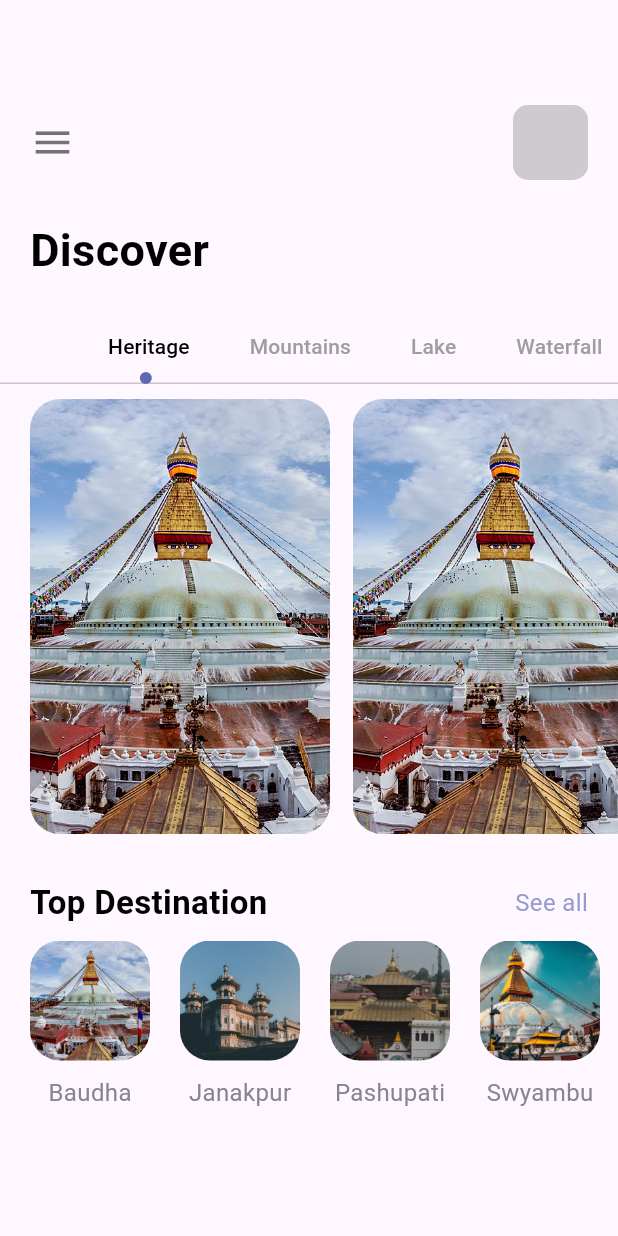
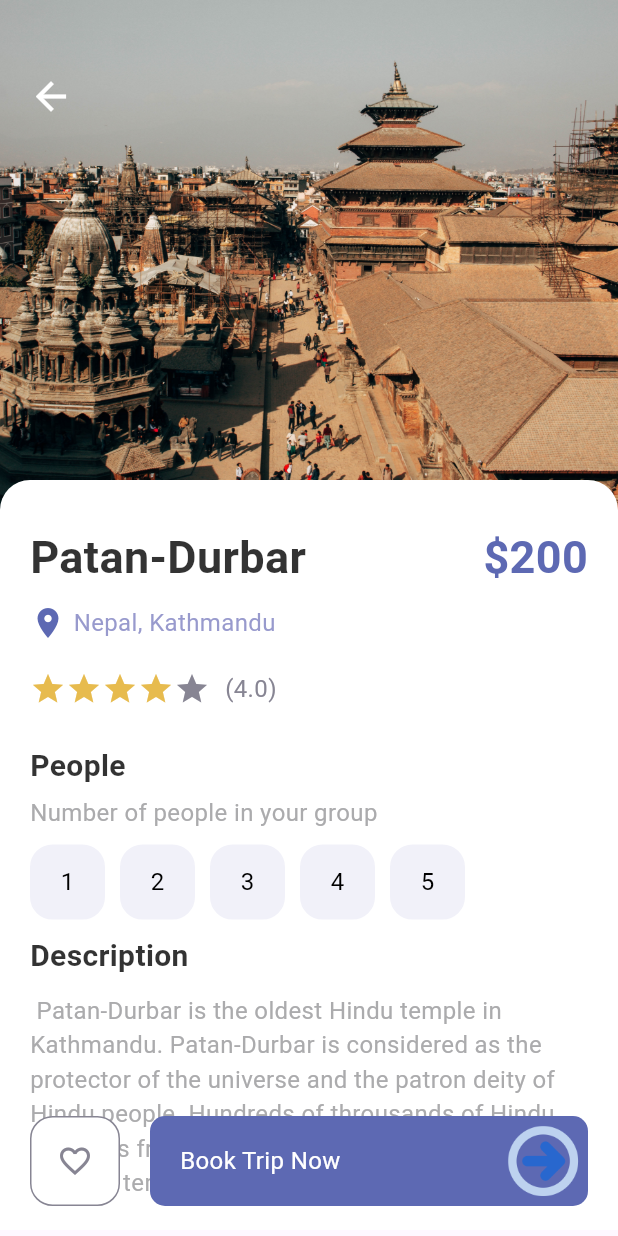
Before and after one commit to JUST9N1/TravelPlanning, a Flutter app: the screen it shows after launch, on a phone screen of 412 x 824 dp. Run offline on Flutter 3.47's test engine with Material 2 defaults, Android fonts, the phone set to English and light mode, and no system bars; our stand-ins replace firebase_core; accounts and stored records are empty.

Commit message:
static Description page is created without firebase connection

```diff
--- /dev/null
+++ b/lib/Screens/DetailPage.dart
@@ -0,0 +1,210 @@
+import 'package:flutter/material.dart';
+
+import '../misc/colors.dart';
+import '../widgets/app_buttons.dart';
+import '../widgets/app_large_text.dart';
+import '../widgets/app_text.dart';
+import '../widgets/responsive_button.dart';
+import 'navpages/main_page.dart';
+
+class DetailPage extends StatefulWidget {
+  const DetailPage({super.key});
+
+  @override
+  State<DetailPage> createState() => _DetailPageState();
+}
+
+class _DetailPageState extends State<DetailPage> {
+  int gottenStars = 4;
+  int selectedIndex = -1;
+  @override
+  Widget build(BuildContext context) {
+    return Scaffold(
+        body: SizedBox(
+      width: double.maxFinite,
+      height: double.maxFinite,
+      child: Stack(
+        children: [
+          Positioned(
+              child: Container(
+                  width: double.maxFinite,
+                  height: 350,
+                  decoration: const BoxDecoration(
+                    image: DecorationImage(
+                        image: AssetImage("img/heritage/patan-durbar.jpg"),
+                        fit: BoxFit.cover),
+                  ))),
+          Positioned(
+              left: 10,
+              top: 40,
+              child: Row(
+                children: [
+                  IconButton(
+                    onPressed: () {
+                      Navigator.of(context).pushReplacement(MaterialPageRoute(
+                          builder: (context) => const MainPage()));
+                    },
+                    icon: const Icon(Icons.arrow_back),
+                    color: Colors.white,
+                    iconSize: 30,
+                  )
+                ],
+              )),
+          Positioned(
+              top: 320,
+              child: Container(
+                padding: const EdgeInsets.only(left: 20, right: 20, top: 30),
+                width: MediaQuery.of(context).size.width,
+                height: 500,
+                decoration: const BoxDecoration(
+                    color: Colors.white,
+                    borderRadius: BorderRadius.only(
+                        topLeft: Radius.circular(20),
+                        topRight: Radius.circular(20))),
+                child: Column(
+                  crossAxisAlignment: CrossAxisAlignment.start,
+                  children: [
+                    Row(
+                      mainAxisAlignment: MainAxisAlignment.spaceBetween,
+                      children: [
+                        AppLargeText(
+                            text: "Patan-Durbar",
+                            color: Colors.black.withOpacity(0.8)),
+                        AppLargeText(
+                          text: "\$200",
+                          color: AppColors.mainColor,
+                        )
+                      ],
+                    ),
+                    const SizedBox(
+                      height: 10,
+                    ),
+                    Row(
+                      children: [
+                        const Icon(
+                          Icons.location_on,
+                          color: AppColors.mainColor,
+                        ),
+                        const SizedBox(
+                          width: 5,
+                        ),
+                        AppText(
+                          text: "Nepal, Kathmandu",
+                          color: AppColors.texColor1,
+                        )
+                      ],
+                    ),
+                    const SizedBox(
+                      height: 20,
+                    ),
+                    Row(
+                      children: [
+                        Wrap(
+                          children: List.generate(5, (index) {
+                            return Icon(Icons.star,
+                                color: index < gottenStars
+                                    ? AppColors.starColor
+                                    : AppColors.textColor2);
+                          }),
+                        ),
+                        const SizedBox(
+                          width: 10,
+                        ),
+                        AppText(
+                          text: "(4.0)",
+                          color: AppColors.textColor2,
+                        )
+                      ],
+                    ),
+                    const SizedBox(
+                      height: 25,
+                    ),
+                    AppLargeText(
+                      text: "People",
+                      color: Colors.black.withOpacity(0.8),
+                      size: 20,
+                    ),
+                    const SizedBox(
+                      height: 5,
+                    ),
+                    AppText(
+                      text: "Number of people in your group",
+                      color: AppColors.mainTextColor,
+                    ),
+                    const SizedBox(
+                      height: 10,
+                    ),
+                    Wrap(
+                        children: List.generate(5, (index) {
+                      return InkWell(
+                        onTap: () {
+                          setState(() {
+                            selectedIndex = index;
+                          });
+                        },
+                        child: Container(
+                          margin: const EdgeInsets.only(right: 10),
+                          child: AppButtons(
+                            size: 50,
+                            color: selectedIndex == index
+                                ? Colors.white
+                                : Colors.black,
+                            backgroundColor: selectedIndex == index
+                                ? Colors.black
+                                : AppColors.buttonBackground,
+                            borderColor: selectedIndex == index
+                                ? Colors.black
+                                : AppColors.buttonBackground,
+                            text: (index + 1).toString(),
+                          ),
+                        ),
+                      );
+                    })),
+                    const SizedBox(
+                      height: 10,
+                    ),
+                    AppLargeText(
+                      text: "Description",
+                      color: Colors.black.withOpacity(0.8),
+                      size: 20,
+                    ),
+                    const SizedBox(
+                      height: 10,
+                    ),
+                    AppText(
+                      text:
+                          " Patan-Durbar is the oldest Hindu temple in Kathmandu."
+                          " Patan-Durbar is considered as the protector of the universe and the patron deity of Hindu people."
+                          " Hundreds of throusands of Hindu devotees from across the world come to Nepal to visit the temple.",
+                      color: AppColors.mainTextColor,
+                    ),
+                  ],
+                ),
+              )),
+          Positioned(
+              bottom: 20,
+              left: 20,
+              right: 20,
+              child: Row(
+                children: [
+                  AppButtons(
+                    size: 60,
+                    color: AppColors.textColor2,
+                    backgroundColor: Colors.white,
+                    borderColor: AppColors.textColor2,
+                    isIcon: true,
+                    icon: Icons.favorite_border,
+                  ),
+                  const SizedBox(
+                    width: 20,
+                  ),
+                  ResponsiveButton(
+                    isResponsive: true,
+                  )
+                ],
+              ))
+        ],
+      ),
+    ));
+  }
+}
--- a/lib/main.dart
+++ b/lib/main.dart
@@ -1,6 +1,8 @@
 import 'package:firebase_core/firebase_core.dart';
 import 'package:flutter/material.dart';
+import 'package:travelplanning/Screens/DetailPage.dart';
 import 'package:travelplanning/Screens/HomePage.dart';
+import 'package:travelplanning/Screens/signIn.dart';
 
 
 Future<void> main() async {
@@ -22,7 +24,7 @@ class MyApp extends StatelessWidget {
         useMaterial3: true,
       ),
       debugShowCheckedModeBanner: false,
-      home: HomePage(),
+      home: DetailPage(),
     );
   }
 }
--- /dev/null
+++ b/lib/model/user_model.dart
@@ -0,0 +1,28 @@
+class UserModel {
+  String? uid;
+  String? email;
+  String? firstName;
+  String? lastName;
+
+  UserModel({this.uid, this.email, this.firstName, this.lastName});
+
+  //receiving data from server
+  factory UserModel.fromMap(map) {
+    return UserModel(
+      uid: map['uid'],
+      email: map['email'],
+      firstName: map['firstName'],
+      lastName: map['lastName'],
+    );
+  }
+
+  //sending data to our server
+  Map<String, dynamic> topMap() {
+    return {
+      'uid': uid,
+      'email': email,
+      'firstName': firstName,
+      'lastName': lastName,
+    };
+  }
+}
--- /dev/null
+++ b/lib/widgets/responsive_button.dart
@@ -0,0 +1,35 @@
+
+import 'package:flutter/material.dart';
+
+import '../misc/colors.dart';
+import 'app_text.dart';
+
+
+class ResponsiveButton extends StatelessWidget {
+  bool? isResponsive;
+  double? width;
+  ResponsiveButton({Key? key, this.width=120, this.isResponsive=false}) : super(key: key);
+
+  @override
+  Widget build(BuildContext context) {
+    return Flexible(
+      child: Container(
+        width: isResponsive==true?double.maxFinite:width,
+        height: 60,
+        decoration: BoxDecoration(
+          borderRadius: BorderRadius.circular(10),
+          color: AppColors.mainColor
+        ),
+        child: Row(
+
+          mainAxisAlignment: isResponsive==true?MainAxisAlignment.spaceBetween: MainAxisAlignment.center,
+          children: [
+            isResponsive==true?Container(margin: const EdgeInsets.only(left: 20), child: AppText(text: "Book Trip Now", color: Colors.white,)): Container(),
+            Image.asset("img/button-one.png"),
+          ],
+        ),
+
+      ),
+    );
+  }
+}
```
Also changed, not shown: img/button-one.png.
